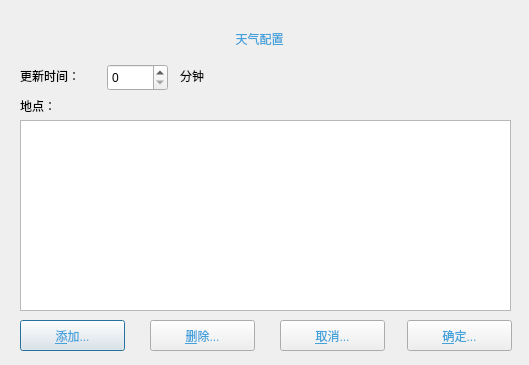
This is src/wizarddialog.ui in UbuntuKylin/youker-assistant as Qt 5 draws it before an edit. The edited form follows.
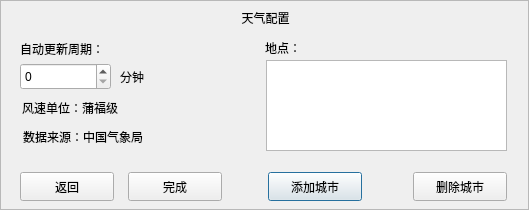
This is the edited form. Icons and pictures are not drawn.

What changed in the file:
```diff
--- a/src/wizarddialog.ui
+++ b/src/wizarddialog.ui
@@ -7,39 +7,23 @@
     <x>0</x>
     <y>0</y>
     <width>529</width>
-    <height>365</height>
+    <height>210</height>
    </rect>
   </property>
   <property name="windowTitle">
    <string>Dialog</string>
   </property>
-  <widget class="QPushButton" name="addBtn">
+  <widget class="QLabel" name="titleLabel">
    <property name="geometry">
     <rect>
-     <x>20</x>
-     <y>320</y>
-     <width>105</width>
-     <height>31</height>
+     <x>230</x>
+     <y>7</y>
+     <width>71</width>
+     <height>21</height>
     </rect>
    </property>
    <property name="styleSheet">
-    <string notr="true">color:#43a2db</string>
-   </property>
-   <property name="text">
-    <string>&amp;添加...</string>
-   </property>
-  </widget>
-  <widget class="QLabel" name="wizardLabel_2">
-   <property name="geometry">
-    <rect>
-     <x>29</x>
-     <y>23</y>
-     <width>461</width>
-     <height>31</height>
-    </rect>
-   </property>
-   <property name="styleSheet">
-    <string notr="true">color:#43a2db</string>
+    <string notr="true"/>
    </property>
    <property name="text">
     <string>天气配置</string>
@@ -52,9 +36,9 @@
    <property name="geometry">
     <rect>
      <x>20</x>
-     <y>60</y>
-     <width>81</width>
-     <height>31</height>
+     <y>38</y>
+     <width>111</width>
+     <height>21</height>
     </rect>
    </property>
    <property name="minimumSize">
@@ -64,42 +48,26 @@
     </size>
    </property>
    <property name="text">
-    <string>更新时间：</string>
+    <string>自动更新周期：</string>
    </property>
   </widget>
   <widget class="QSpinBox" name="spinBox">
    <property name="geometry">
     <rect>
-     <x>107</x>
-     <y>64</y>
-     <width>61</width>
+     <x>20</x>
+     <y>63</y>
+     <width>91</width>
      <height>27</height>
     </rect>
    </property>
   </widget>
-  <widget class="QPushButton" name="delBtn">
+  <widget class="QLabel" name="locationLabel">
    <property name="geometry">
     <rect>
-     <x>150</x>
-     <y>320</y>
-     <width>105</width>
-     <height>31</height>
-    </rect>
-   </property>
-   <property name="styleSheet">
-    <string notr="true">color:#43a2db</string>
-   </property>
-   <property name="text">
-    <string>&amp;删除...</string>
-   </property>
-  </widget>
-  <widget class="QLabel" name="labelCreate_3">
-   <property name="geometry">
-    <rect>
-     <x>20</x>
-     <y>90</y>
-     <width>41</width>
-     <height>31</height>
+     <x>265</x>
+     <y>37</y>
+     <width>51</width>
+     <height>21</height>
     </rect>
    </property>
    <property name="minimumSize">
@@ -115,20 +83,20 @@
   <widget class="QListWidget" name="listWidget">
    <property name="geometry">
     <rect>
-     <x>20</x>
-     <y>120</y>
-     <width>491</width>
-     <height>191</height>
+     <x>266</x>
+     <y>60</y>
+     <width>241</width>
+     <height>91</height>
     </rect>
    </property>
   </widget>
   <widget class="QLabel" name="labelCreate_2">
    <property name="geometry">
     <rect>
-     <x>180</x>
-     <y>60</y>
+     <x>120</x>
+     <y>66</y>
      <width>41</width>
-     <height>31</height>
+     <height>21</height>
     </rect>
    </property>
    <property name="minimumSize">
@@ -141,27 +109,11 @@
     <string>分钟</string>
    </property>
   </widget>
-  <widget class="QPushButton" name="okBtn">
-   <property name="geometry">
-    <rect>
-     <x>407</x>
-     <y>320</y>
-     <width>105</width>
-     <height>31</height>
-    </rect>
-   </property>
-   <property name="styleSheet">
-    <string notr="true">color:#43a2db</string>
-   </property>
-   <property name="text">
-    <string>&amp;确定...</string>
-   </property>
-  </widget>
   <widget class="QLabel" name="btn_close">
    <property name="geometry">
     <rect>
      <x>10</x>
-     <y>10</y>
+     <y>7</y>
      <width>20</width>
      <height>20</height>
     </rect>
@@ -182,22 +134,146 @@
     <string/>
    </property>
   </widget>
+  <widget class="QFrame" name="frame">
+   <property name="geometry">
+    <rect>
+     <x>0</x>
+     <y>0</y>
+     <width>529</width>
+     <height>210</height>
+    </rect>
+   </property>
+   <property name="styleSheet">
+    <string notr="true">border-image: url(:/pixmap/image/dialog-bg.png);</string>
+   </property>
+   <property name="frameShape">
+    <enum>QFrame::StyledPanel</enum>
+   </property>
+   <property name="frameShadow">
+    <enum>QFrame::Raised</enum>
+   </property>
+   <zorder>minuteLabel_2</zorder>
+  </widget>
+  <widget class="QPushButton" name="addBtn">
+   <property name="geometry">
+    <rect>
+     <x>268</x>
+     <y>172</y>
+     <width>94</width>
+     <height>29</height>
+    </rect>
+   </property>
+   <property name="styleSheet">
+    <string notr="true">border-image: url(:/pixmap/image/ok.png);
+font: 11pt &quot;文泉驿微米黑&quot;;</string>
+   </property>
+   <property name="text">
+    <string>添加城市</string>
+   </property>
+  </widget>
+  <widget class="QPushButton" name="delBtn">
+   <property name="geometry">
+    <rect>
+     <x>413</x>
+     <y>172</y>
+     <width>94</width>
+     <height>29</height>
+    </rect>
+   </property>
+   <property name="styleSheet">
+    <string notr="true">border-image: url(:/pixmap/image/ok.png);
+font: 11pt &quot;文泉驿微米黑&quot;;</string>
+   </property>
+   <property name="text">
+    <string>删除城市</string>
+   </property>
+  </widget>
   <widget class="QPushButton" name="quitBtn">
    <property name="geometry">
     <rect>
-     <x>280</x>
-     <y>320</y>
-     <width>105</width>
-     <height>31</height>
+     <x>20</x>
+     <y>172</y>
+     <width>94</width>
+     <height>29</height>
     </rect>
    </property>
    <property name="styleSheet">
-    <string notr="true">color:#43a2db</string>
+    <string notr="true">border-image: url(:/pixmap/image/ok.png);
+font: 11pt &quot;文泉驿微米黑&quot;;</string>
    </property>
    <property name="text">
-    <string>&amp;取消...</string>
+    <string>返回</string>
    </property>
   </widget>
+  <widget class="QPushButton" name="okBtn">
+   <property name="geometry">
+    <rect>
+     <x>128</x>
+     <y>172</y>
+     <width>94</width>
+     <height>29</height>
+    </rect>
+   </property>
+   <property name="styleSheet">
+    <string notr="true">border-image: url(:/pixmap/image/ok.png);
+font: 11pt &quot;文泉驿微米黑&quot;;</string>
+   </property>
+   <property name="text">
+    <string>完成</string>
+   </property>
+  </widget>
+  <widget class="QLabel" name="minuteLabel_2">
+   <property name="geometry">
+    <rect>
+     <x>22</x>
+     <y>97</y>
+     <width>141</width>
+     <height>21</height>
+    </rect>
+   </property>
+   <property name="minimumSize">
+    <size>
+     <width>0</width>
+     <height>21</height>
+    </size>
+   </property>
+   <property name="text">
+    <string>风速单位：蒲福级</string>
+   </property>
+  </widget>
+  <widget class="QLabel" name="minuteLabel_3">
+   <property name="geometry">
+    <rect>
+     <x>23</x>
+     <y>126</y>
+     <width>161</width>
+     <height>21</height>
+    </rect>
+   </property>
+   <property name="minimumSize">
+    <size>
+     <width>0</width>
+     <height>21</height>
+    </size>
+   </property>
+   <property name="text">
+    <string>数据来源：中国气象局</string>
+   </property>
+  </widget>
+  <zorder>frame</zorder>
+  <zorder>titleLabel</zorder>
+  <zorder>timelabel</zorder>
+  <zorder>spinBox</zorder>
+  <zorder>locationLabel</zorder>
+  <zorder>listWidget</zorder>
+  <zorder>minuteLabel</zorder>
+  <zorder>btn_close</zorder>
+  <zorder>addBtn</zorder>
+  <zorder>delBtn</zorder>
+  <zorder>quitBtn</zorder>
+  <zorder>okBtn</zorder>
+  <zorder>minuteLabel_2</zorder>
+  <zorder>minuteLabel_3</zorder>
  </widget>
  <resources/>
  <connections/>
```
Left out of the diff: 2 changed lines with no effect on the pictures.
